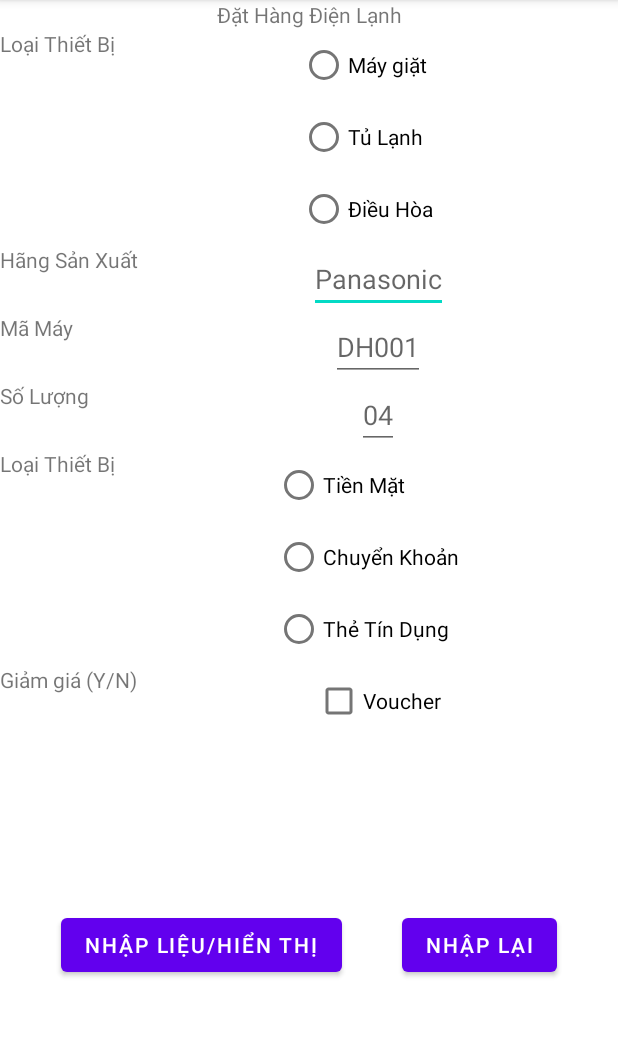
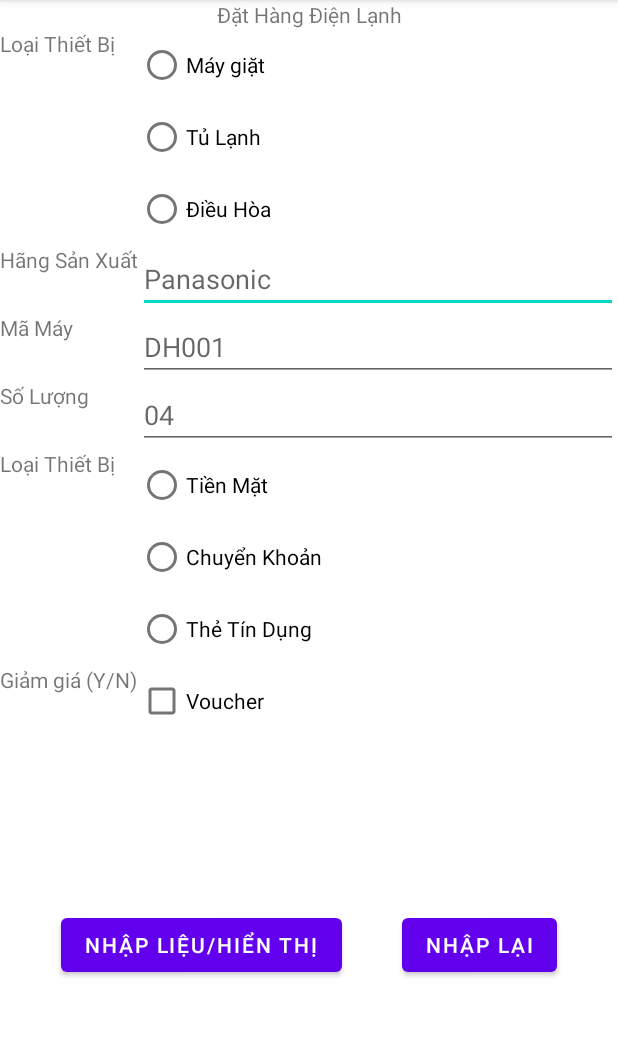
Before and after one commit to kienbesirius/kiem-tra-data-base, an Android app: the screen it shows after launch (MainActivity), after a tap on "NHẬP LẠI", on a phone screen of 412 x 824 dp, the part 84-1121 px from its top. Run offline under Robolectric (Android 15) with nearby library versions, the phone set to English and light mode, and no system bars; our stand-ins replace Room's generated code, data binding.

Commit message:
kiemtra-bechikien

```diff
--- a/DatHangDienLanh/app/src/main/java/com/fetchmefun/kiemtra/MainActivity.java
+++ b/DatHangDienLanh/app/src/main/java/com/fetchmefun/kiemtra/MainActivity.java
@@ -61,16 +61,30 @@ public class MainActivity extends AppCompatActivity {
                     payment.getText().toString(),
                     mBindingMain.checkboxVoucher.isChecked()
             );
-            machineDatabase.getMachineDAO().insert(machine);
-            startActivity(new Intent(MainActivity.this, MainActivity2.class));
+            try{
+                machineDatabase.getMachineDAO().insert(machine);
+                startActivity(new Intent(MainActivity.this, MainActivity2.class));
+            }catch (Exception e){
+                Toast.makeText(MainActivity.this, "Dữ liệu đã tồn tại", Toast.LENGTH_SHORT).show();
+            }
         }
         public void onClickBtnRefill(View view){
-            mBindingMain.edtHangSanXuat.setText("");
-            mBindingMain.edtMaMay.setText("");
-            mBindingMain.edtSoLuong.setText("");
-            mBindingMain.checkboxVoucher.setChecked(false);
-            typeMachine.setChecked(false);
-            payment.setChecked(false);
+            if(mBindingMain.edtMaMay.getText().toString().contains(" ")){
+                String s = mBindingMain.edtMaMay.getText().toString();
+                Toast.makeText(MainActivity.this, "Mã máy không chứ dấu cách", Toast.LENGTH_SHORT).show();
+                mBindingMain.edtMaMay.setText(s.replaceAll(" ",""));
+            }
+            if(mBindingMain.edtSoLuong.getText().toString().contains(".")){
+                String s = mBindingMain.edtSoLuong.getText().toString();
+                Toast.makeText(MainActivity.this, "Số lượng không hợp lệ", Toast.LENGTH_SHORT).show();
+                mBindingMain.edtSoLuong.setText(s.replaceAll("\\.",""));
+            }
+//            mBindingMain.edtHangSanXuat.setText("");
+//            mBindingMain.edtMaMay.setText("");
+//            mBindingMain.edtSoLuong.setText("");
+//            mBindingMain.checkboxVoucher.setChecked(false);
+//            typeMachine.setChecked(false);
+//            payment.setChecked(false);
         }
     }
 }
--- a/DatHangDienLanh/app/src/main/res/layout/activity_main.xml
+++ b/DatHangDienLanh/app/src/main/res/layout/activity_main.xml
@@ -35,10 +35,10 @@
 
         <RadioGroup
             android:id="@+id/radio_group_typemachine"
-            android:layout_width="wrap_content"
+            android:layout_width="0dp"
             android:layout_height="wrap_content"
             app:layout_constraintEnd_toEndOf="parent"
-            app:layout_constraintStart_toEndOf="@+id/tv_label_typemachine"
+            app:layout_constraintStart_toEndOf="@+id/tv_label_giamgia"
             app:layout_constraintTop_toTopOf="@+id/tv_label_typemachine">
 
             <RadioButton
@@ -70,11 +70,11 @@
 
         <EditText
             android:id="@+id/edt_hang_san_xuat"
-            android:layout_width="wrap_content"
+            android:layout_width="0dp"
             android:layout_height="wrap_content"
             android:hint="Panasonic"
             app:layout_constraintEnd_toEndOf="parent"
-            app:layout_constraintStart_toEndOf="@+id/tv_hang_san_xuat"
+            app:layout_constraintStart_toEndOf="@+id/tv_label_giamgia"
             app:layout_constraintTop_toBottomOf="@+id/radio_group_typemachine" />
 
         <TextView
@@ -87,11 +87,11 @@
 
         <EditText
             android:id="@+id/edt_ma_may"
-            android:layout_width="wrap_content"
+            android:layout_width="0dp"
             android:layout_height="wrap_content"
             android:hint="DH001"
             app:layout_constraintEnd_toEndOf="parent"
-            app:layout_constraintStart_toEndOf="@+id/tv_hang_san_xuat"
+            app:layout_constraintStart_toEndOf="@+id/tv_label_giamgia"
             app:layout_constraintTop_toBottomOf="@+id/edt_hang_san_xuat" />
 
         <TextView
@@ -104,12 +104,12 @@
 
         <EditText
             android:id="@+id/edt_so_luong"
-            android:layout_width="wrap_content"
+            android:layout_width="0dp"
             android:layout_height="wrap_content"
             android:hint="04"
             android:inputType="number"
             app:layout_constraintEnd_toEndOf="parent"
-            app:layout_constraintStart_toEndOf="@+id/tv_hang_san_xuat"
+            app:layout_constraintStart_toEndOf="@+id/tv_label_giamgia"
             app:layout_constraintTop_toBottomOf="@+id/edt_ma_may" />
 
         <TextView
@@ -122,10 +122,10 @@
 
         <RadioGroup
             android:id="@+id/radio_group_thanh_toan"
-            android:layout_width="wrap_content"
+            android:layout_width="0dp"
             android:layout_height="wrap_content"
             app:layout_constraintEnd_toEndOf="parent"
-            app:layout_constraintStart_toEndOf="@+id/tv_label_typemachine"
+            app:layout_constraintStart_toEndOf="@+id/tv_label_giamgia"
             app:layout_constraintTop_toBottomOf="@+id/edt_so_luong">
 
             <RadioButton
@@ -157,7 +157,7 @@
 
         <CheckBox
             android:id="@+id/checkbox_voucher"
-            android:layout_width="wrap_content"
+            android:layout_width="0dp"
             android:layout_height="wrap_content"
             android:text="Voucher"
             app:layout_constraintEnd_toEndOf="parent"
--- a/DatHangDienLanh/app/src/main/res/layout/activity_main2.xml
+++ b/DatHangDienLanh/app/src/main/res/layout/activity_main2.xml
@@ -18,36 +18,42 @@
             app:layout_constraintTop_toTopOf="parent">
 
             <TextView
+                android:layout_weight="1"
                 android:layout_width="wrap_content"
                 android:layout_height="wrap_content"
                 android:padding="5dp"
                 android:text="Loại" />
 
             <TextView
+                android:layout_weight="1"
                 android:layout_width="wrap_content"
                 android:layout_height="wrap_content"
                 android:padding="5dp"
                 android:text="Mã" />
 
             <TextView
+                android:layout_weight="1"
                 android:layout_width="wrap_content"
                 android:layout_height="wrap_content"
                 android:padding="5dp"
                 android:text="Nhà SX" />
 
             <TextView
+                android:layout_weight="1"
                 android:layout_width="wrap_content"
                 android:text="Số lượng"
                 android:layout_height="wrap_content"
                 android:padding="5dp" />
 
             <TextView
+                android:layout_weight="1"
                 android:layout_width="wrap_content"
                 android:layout_height="wrap_content"
                 android:padding="5dp"
                 android:text="Thanh toán" />
 
             <TextView
+                android:layout_weight="1"
                 android:layout_width="wrap_content"
                 android:layout_height="wrap_content"
                 android:padding="5dp"
--- a/DatHangDienLanh/app/src/main/res/layout/item_machine.xml
+++ b/DatHangDienLanh/app/src/main/res/layout/item_machine.xml
@@ -10,35 +10,41 @@
     android:layout_height="wrap_content"
     android:orientation="horizontal">
     <TextView
+        android:layout_weight="1"
         android:id="@+id/machine_type"
         android:text="@{machine.typeMachine}"
         android:padding="5dp"
         android:layout_width="wrap_content"
         android:layout_height="wrap_content"/>
     <TextView
+        android:layout_weight="1"
         android:id="@+id/machine_id"
         android:text="@{machine.id}"
         android:padding="5dp"
         android:layout_width="wrap_content"
         android:layout_height="wrap_content"/>
     <TextView
+        android:layout_weight="1"
         android:id="@+id/machine_manufacturer"
         android:text="@{machine.manufacturer}"
         android:padding="5dp"
         android:layout_width="wrap_content"
         android:layout_height="wrap_content"/>
     <TextView
+        android:layout_weight="1"
         android:id="@+id/machine_quantity"
         android:layout_width="wrap_content"
         android:padding="5dp"
         android:layout_height="wrap_content"/>
     <TextView
+        android:layout_weight="1"
         android:id="@+id/machine_payment"
         android:text="@{machine.payment}"
         android:padding="5dp"
         android:layout_width="wrap_content"
         android:layout_height="wrap_content"/>
     <TextView
+        android:layout_weight="1"
         android:id="@+id/machine_voucher"
         android:padding="5dp"
         android:layout_width="wrap_content"
```
